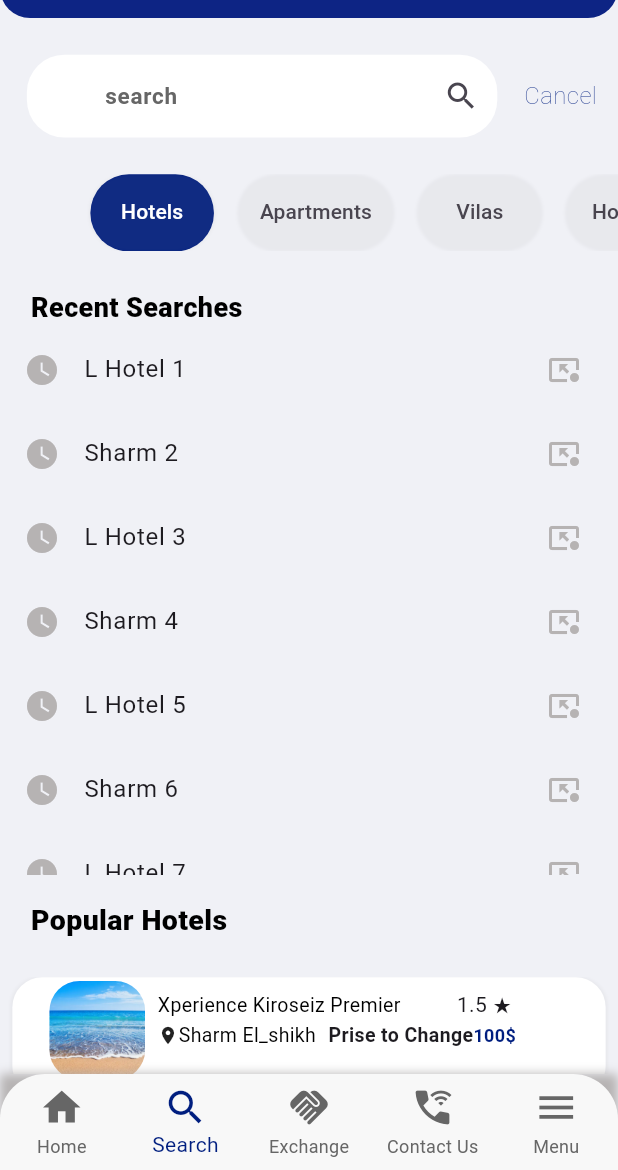
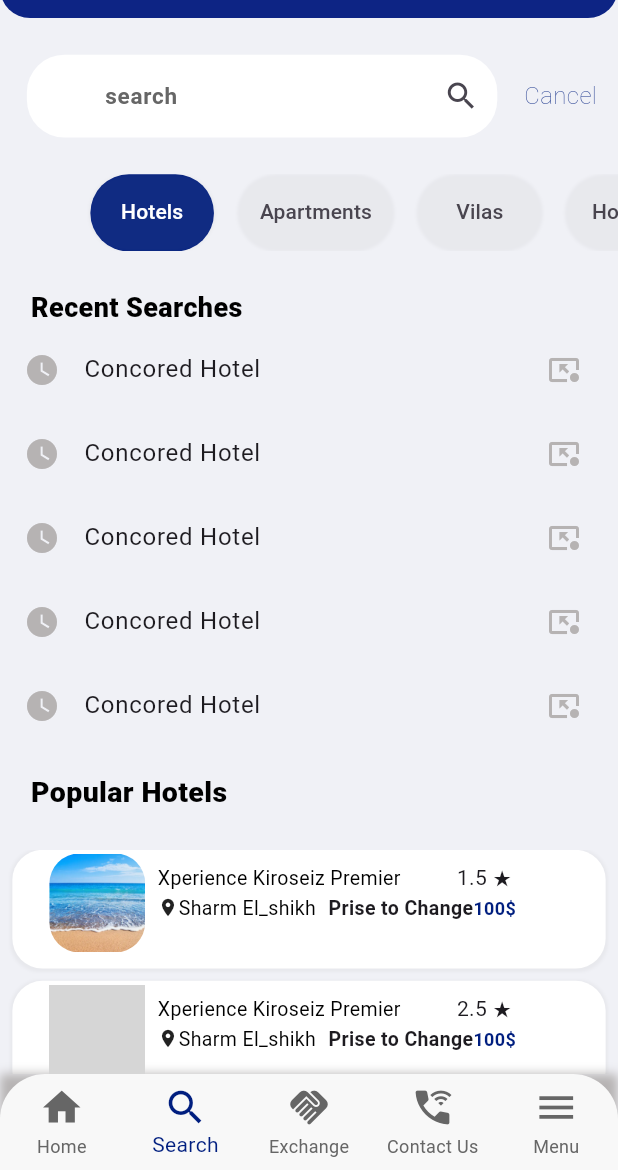
Before and after one commit to Gehad-Tarek/rve_app, a Flutter app: the screen it shows after launch, swiped to page 2, on a phone screen of 412 x 824 dp, the part 66-1236 px from its top. Run offline on Flutter 3.47's test engine with Material 2 defaults, Android fonts, the phone set to English and light mode, and no system bars; our stand-ins replace device_preview, flutter_rating_bar, font_awesome_flutter, image_picker, table_calendar; grey boxes are pictures that could not be loaded.

Commit message:
edit item hotels screen tab bar search screen design

```diff
--- a/lib/main.dart
+++ b/lib/main.dart
@@ -1,6 +1,7 @@
 import 'package:device_preview/device_preview.dart';
 import 'package:flutter/material.dart';
 import 'package:flutter/services.dart';
+import 'package:rev_app/screens/splash_screen/splash_screen.dart';
 import 'screens/bottom_nav_bar_design.dart';
 
 import 'screens/details_screen/details_screen.dart';
@@ -46,8 +47,8 @@ class MyApp extends StatelessWidget {
               IntroScreen.routeName: (_) => IntroScreen(),
               OnBoardingScreen.routeName: (_) => OnBoardingScreen(),
             },
-           home: const BottomNavBarDesign(),
-            //  home: const MySplashScreen(),
+          home: const BottomNavBarDesign(),
+          // home: const MySplashScreen(),
             // home :const LoginScreen(),
             //home :const EnterNewPasswordScreen(),
             // home: const SignUpScreen(),
--- a/lib/screens/details_screen/tab_bar_view/view_review_bar_screen/item_list_view_review.dart
+++ b/lib/screens/details_screen/tab_bar_view/view_review_bar_screen/item_list_view_review.dart
@@ -83,10 +83,10 @@ class ItemListViewReview extends StatelessWidget {
               Container(
                 width: width*0.72,
                child:  RichText(
-                    text:const TextSpan(
+                    text: TextSpan(
                    text:
                       '''Oh my goodness..this was one of the best dinners my daughter and I had while visiting the Maldives! Each course was different and the taste of each dish was so well prepared and fresh ''',
-                  style: TextStyle(fontSize: 13, height: 1.2),),),
+                  style: TextStyle(fontSize: 13, height: 1.2,color: Constants.kBlackColor),),),
               ),
               Row(
                 mainAxisAlignment: MainAxisAlignment.spaceBetween,
--- a/lib/screens/home_screen/tab_bar_design.dart
+++ b/lib/screens/home_screen/tab_bar_design.dart
@@ -26,7 +26,7 @@ class _TabBarDesignState extends State<TabBarDesign>
         home: DefaultTabController(
           length: tabNames.length,
           child: Scaffold(
-            backgroundColor: Constants.kMaintBlueColor,
+           backgroundColor: Constants.kMaintBlueColor,
             body: Column(children: [
               Container(
                 width: width * 0.85,
@@ -36,12 +36,14 @@ class _TabBarDesignState extends State<TabBarDesign>
                   borderRadius: BorderRadius.circular(30.0),
                 ),
                 child: TabBar(
+                  // labelColor: Constants.kMaintBlueColor,
+                  // labelStyle: TextStyle(color: Constants.kGreyColor.withOpacity(0.7)),
                   indicator: BoxDecoration(
                     color: Constants.kBlueColor,
                     borderRadius: BorderRadius.circular(30.0),
                   ),
                   indicatorSize: TabBarIndicatorSize.tab,
-                  labelColor: Constants.kDarkGreyColor,
+               labelColor: Constants.kDarkGreyColor,
                   labelPadding: EdgeInsets.zero,
                   labelStyle: TextStyle(fontWeight: FontWeight.bold),
                   tabs: tabNames
--- a/lib/screens/search_screen/tab_view_screen/hotels_screen_barSearch.dart
+++ b/lib/screens/search_screen/tab_view_screen/hotels_screen_barSearch.dart
@@ -4,29 +4,29 @@ import 'package:rev_app/shared/shared_widgets/popular_hotels_widget_item.dart';
 
 class HotelsScreenBarSearch extends StatelessWidget {
   HotelsScreenBarSearch({super.key});
-  List recentSearches = [
-    'L Hotel 1',
-    'Sharm 2',
-    'L Hotel 3',
-    'Sharm 4',
-    'L Hotel 5',
-    'Sharm 6',
-    'L Hotel 7',
-    'Sharm 8',
-    'L Hotel 9',
-    'Sharm 10',
-    'L Hotel 0',
-    'Sharm 1',
-    'L Hotel 2',
-    'Sharm 3',
-    'L Hotel 4',
-    'Sharm 5',
-    'L Hotel 6',
-    'Sharm 7',
-    'L Hotel 8',
-    'Sharm 9',
-    'L Hotel 10',
-  ];
+  // List recentSearches = [
+  //   'L Hotel 1',
+  //   'Sharm 2',
+  //   'L Hotel 3',
+  //   'Sharm 4',
+  //   'L Hotel 5',
+  //   // 'Sharm 6',
+  //   // 'L Hotel 7',
+  //   // 'Sharm 8',
+  //   // 'L Hotel 9',
+  //   // 'Sharm 10',
+  //   // 'L Hotel 0',
+  //   // 'Sharm 1',
+  //   // 'L Hotel 2',
+  //   // 'Sharm 3',
+  //   // 'L Hotel 4',
+  //   // 'Sharm 5',
+  //   // 'L Hotel 6',
+  //   // 'Sharm 7',
+  //   // 'L Hotel 8',
+  //   // 'Sharm 9',
+  //   // 'L Hotel 10',
+  // ];
   List selectToChangeScreen = [
     {
       'name': 'Xperience Kiroseiz Premier',
@@ -132,7 +132,7 @@ class HotelsScreenBarSearch extends StatelessWidget {
     final height = MediaQuery.of(context).size.height;
     final width = MediaQuery.of(context).size.width;
     return SizedBox(
-      height: height,
+     // height: height,
       child: Column(
         mainAxisAlignment: MainAxisAlignment.start,
         crossAxisAlignment: CrossAxisAlignment.start,
@@ -152,18 +152,18 @@ class HotelsScreenBarSearch extends StatelessWidget {
           ),
            Flexible(
             child: ListView.builder(
-              // physics:const NeverScrollableScrollPhysics(),
+               physics:const NeverScrollableScrollPhysics(),
                 padding: EdgeInsets.zero,
-               // shrinkWrap: true,
+                shrinkWrap: true,
 
-                itemCount: recentSearches.length,
+                itemCount:5, //recentSearches.length,
                 itemBuilder: (context, index) {
                   return ListTile(
                     leading: Icon(
                       Icons.watch_later,
                       color: Constants.kGreyColor,
                     ),
-                    title: Text('${recentSearches[index]}'),
+                    title: Text('Concored Hotel'), //Text('${recentSearches[index]}'),
                     trailing: Icon(
                       Icons.pin_end,
                       color: Constants.kGreyColor,
@@ -186,10 +186,9 @@ class HotelsScreenBarSearch extends StatelessWidget {
           ),
           Flexible(
             child: ListView.builder(
-               // physics:const NeverScrollableScrollPhysics(),
+              //  physics:const NeverScrollableScrollPhysics(),
                 padding: EdgeInsets.zero,
-             //   shrinkWrap: true,
-
+                shrinkWrap: true,
                 itemCount: selectToChangeScreen.length,
                 itemBuilder: (context, index) {
                   return Container(
```
